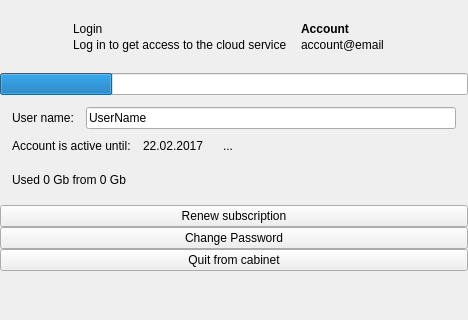
Old version of the form src/bin/scenarist-desktop/UserInterfaceLayer/Application/MenuView.ui in the repository dimkanovikov/KITScenarist; both pictures show x 0 to 468 and y 0 to 320 of the 468 by 483 pixel window.
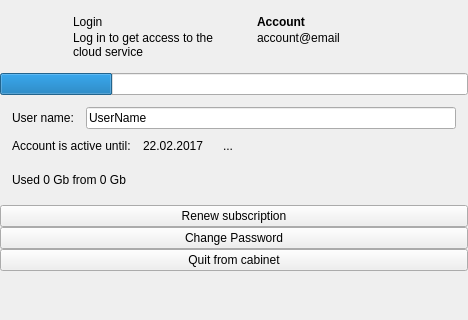
New version of the form. Icons and pictures are not drawn. Custom widgets are drawn as their Qt base class.

Commit message: Fixed bug with multiple clicked signals from ProjectFileWidget #544

```diff
--- a/src/bin/scenarist-desktop/UserInterfaceLayer/Application/MenuView.ui
+++ b/src/bin/scenarist-desktop/UserInterfaceLayer/Application/MenuView.ui
@@ -79,6 +79,9 @@
         <property name="alignment">
          <set>Qt::AlignLeading|Qt::AlignLeft|Qt::AlignTop</set>
         </property>
+        <property name="wordWrap">
+         <bool>true</bool>
+        </property>
        </widget>
       </item>
       <item row="0" column="0" rowspan="2">
```
The commit also changes 1 other file.
